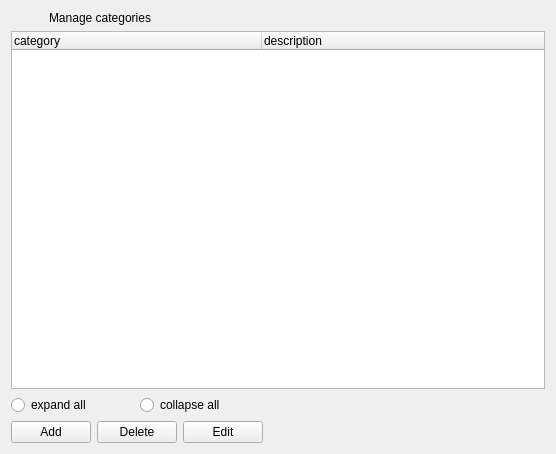
This is client/uiforms/categories.ui in Wolframe/configurator as Qt 5 draws it before an edit. The edited form follows.
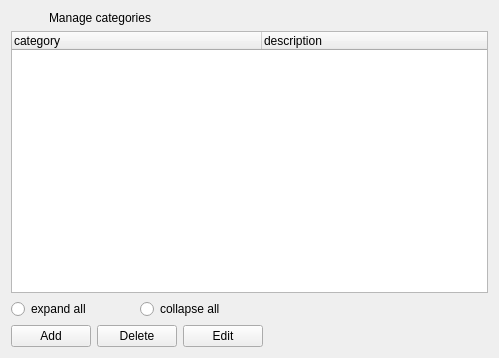
This is the edited form. Icons and pictures are not drawn.

```diff
--- a/client/uiforms/categories.ui
+++ b/client/uiforms/categories.ui
@@ -6,8 +6,8 @@
    <rect>
     <x>0</x>
     <y>0</y>
-    <width>556</width>
-    <height>454</height>
+    <width>499</width>
+    <height>358</height>
    </rect>
   </property>
   <property name="windowTitle">
```
